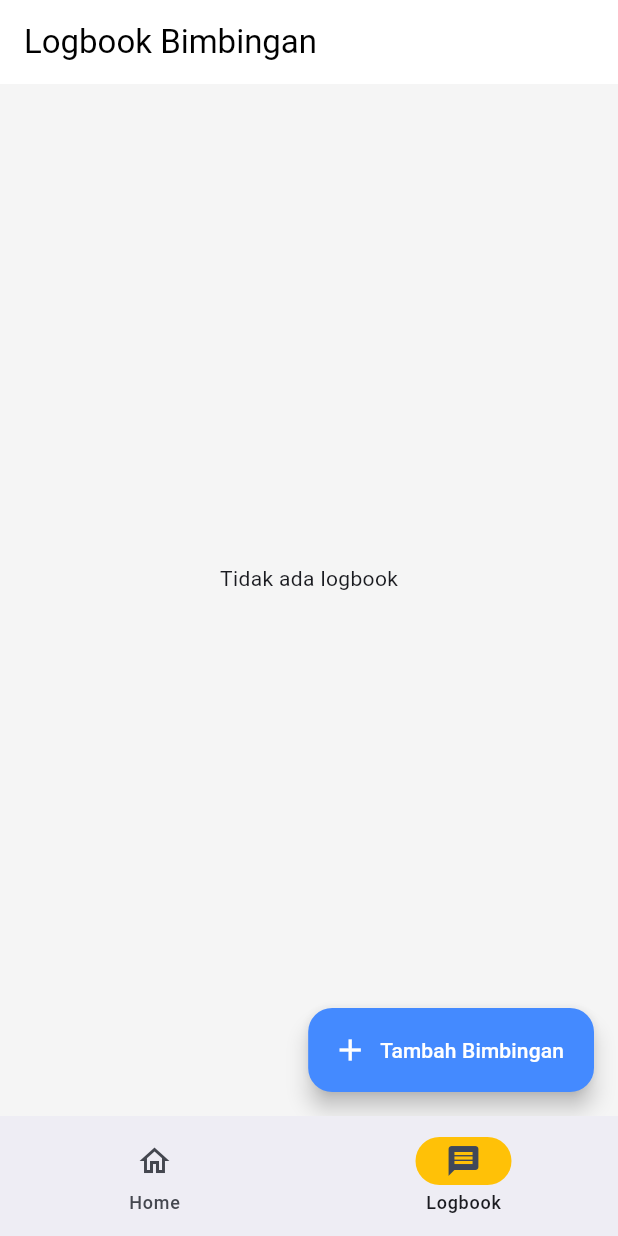
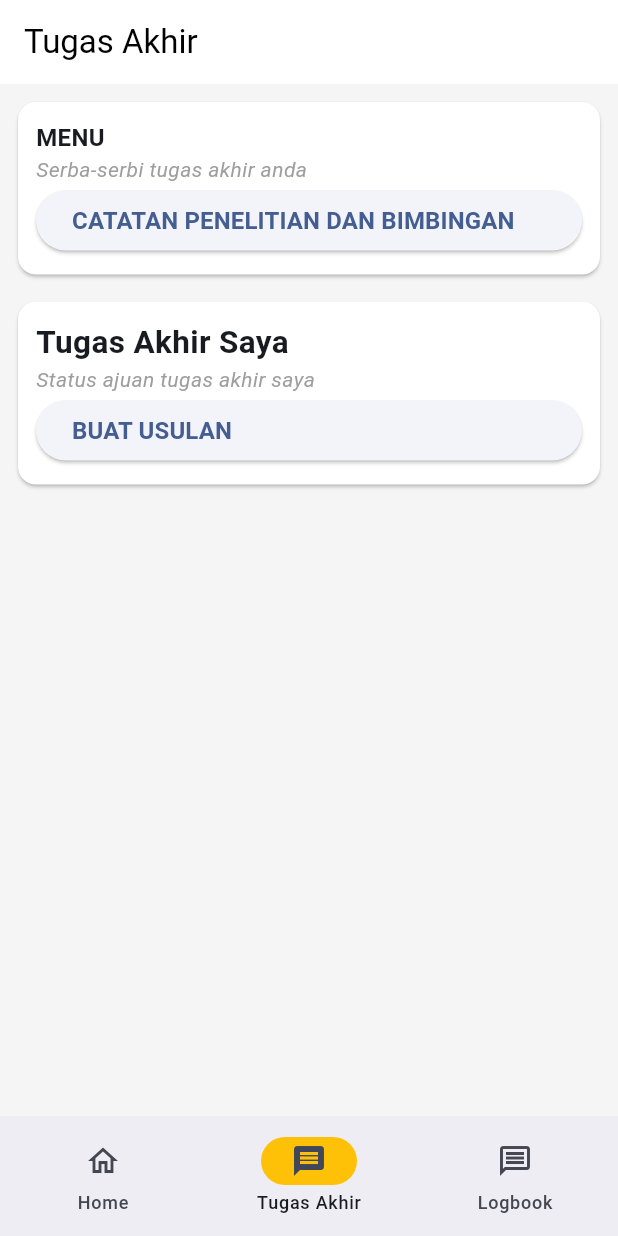
Before and after one commit to abhiramadamas/FP-PPB, a Flutter app: the screen it shows after launch, item 2 of the bottom bar chosen, on a phone screen of 412 x 824 dp. Run offline on Flutter 3.47's test engine with Material 3 defaults, Android fonts, the phone set to English and light mode, and no system bars; our stand-ins replace cloud_firestore, firebase_auth, firebase_core; missing offline and left inert: mitchkoko_firebaseauth; accounts and stored records are empty; statements that could not run were skipped.

Commit message:
Create usulan TA

```diff
--- a/lib/ui/components/main_navigation.dart
+++ b/lib/ui/components/main_navigation.dart
@@ -1,5 +1,7 @@
 import 'package:flutter/material.dart';
 import 'package:logprota/ui/views/logbook/logbook_page.dart';
+import 'package:logprota/ui/views/logbook_page.dart';
+import 'package:logprota/ui/views/tugas_akhir.dart';
 
 class MainNavigation extends StatefulWidget {
   const MainNavigation({super.key});
@@ -30,6 +32,11 @@ class _MainNavigationState extends State<MainNavigation> {
           NavigationDestination(
             selectedIcon: Icon(Icons.message),
             icon: Icon(Icons.message_outlined),
+            label: 'Tugas Akhir',
+          ),
+          NavigationDestination(
+            selectedIcon: Icon(Icons.message),
+            icon: Icon(Icons.message_outlined),
             label: 'Logbook',
           ),
         ],
@@ -46,6 +53,7 @@ class _MainNavigationState extends State<MainNavigation> {
             ),
           ),
         ),
+        const TugasAkhir(),
         const LogbookPage(),
       ][currentPageIndex],
     );
--- /dev/null
+++ b/lib/ui/views/tugas_akhir.dart
@@ -0,0 +1,149 @@
+// screen_a.dart
+import 'package:flutter/material.dart';
+import 'package:logprota/ui/views/usulan_ta.dart';
+
+class TugasAkhir extends StatefulWidget {
+  const TugasAkhir({Key? key}) : super(key: key);
+
+  @override
+  State<TugasAkhir> createState() => _TugasAkhirState();
+}
+
+class _TugasAkhirState extends State<TugasAkhir> {
+  @override
+  Widget build(BuildContext context) {
+    return Scaffold (
+      appBar: AppBar(
+        title: const Text(
+          "Tugas Akhir",
+        ),
+      ),
+      body: SingleChildScrollView(
+        child: Padding(
+          padding: const EdgeInsets.all(8.0),
+          child: Column(
+            crossAxisAlignment: CrossAxisAlignment.stretch,
+            children: [
+              Card(
+                child: Padding(
+                  padding: const EdgeInsets.all(12.0),
+                  child: Column(
+                    crossAxisAlignment: CrossAxisAlignment.start,
+                    mainAxisSize: MainAxisSize.min,
+                    children: [
+                      Text(
+                        'Menu'
+                            .toUpperCase(),
+                        style: const TextStyle(
+                          fontSize: 16.0,
+                          fontWeight: FontWeight.bold,
+                        ),
+                      ),
+                      const Text(
+                        "Serba-serbi tugas akhir anda",
+                        style: TextStyle(
+                          fontStyle: FontStyle.italic,
+                          color: Colors.grey,
+                        ),
+                      ),
+                      ElevatedButton(
+                          onPressed: () {},
+                          child: Row(
+                            crossAxisAlignment: CrossAxisAlignment.center,
+                            mainAxisSize: MainAxisSize.max,
+                            children: [
+                              Text(
+                                'Catatan Penelitian dan Bimbingan'
+                                    .toUpperCase(),
+                                style: const TextStyle(
+                                  fontSize: 16.0,
+                                  fontWeight: FontWeight.bold,
+                                ),
+                              ),
+                            ],
+                          ),
+                      )
+                    ],
+                  ),
+                ),
+              ),
+              const SizedBox(height: 10.0),
+              Card(
+                child: Padding(
+                  padding: EdgeInsets.all(12.0),
+                  child: Column(
+                    crossAxisAlignment: CrossAxisAlignment.stretch,
+                    children: [
+                      Text(
+                        "Tugas Akhir Saya",
+                        style: TextStyle(
+                            fontWeight: FontWeight.bold, fontSize: 21.0),
+                      ),
+                      const Text(
+                        "Status ajuan tugas akhir saya",
+                        style: TextStyle(
+                          fontStyle: FontStyle.italic,
+                          color: Colors.grey,
+                        ),
+                      ),
+                      ElevatedButton(
+                        onPressed: () {
+                          Navigator.push(context,
+                              MaterialPageRoute(builder: (context) => UsulanTA()));
+                        },
+                        child: Row(
+                          crossAxisAlignment: CrossAxisAlignment.center,
+                          mainAxisSize: MainAxisSize.max,
+                          children: [
+                            Text(
+                              'Buat Usulan'
+                                  .toUpperCase(),
+                              style: const TextStyle(
+                                fontSize: 16.0,
+                                fontWeight: FontWeight.bold,
+                              ),
+                            ),
+                          ],
+                        ),
+                      )
+                    ],
+                  ),
+                ),
+              ),
+            ],
+          ),
+        ),
+      ),
+      // body: Column(
+      //   mainAxisAlignment: MainAxisAlignment.start,
+      //     children: <Widget>[
+      //       Text(
+      //         "Hello to First Screen",
+      //         style: TextStyle(
+      //           fontSize: 20,
+      //         ),
+      //       ),
+      //       SizedBox(
+      //         height: 10,
+      //       ),
+      //       Center(
+      //         child: ElevatedButton(
+      //           onPressed: () {
+      //             Navigator.push(context,
+      //                 MaterialPageRoute(builder: (context) => UsulanTA()));
+      //           },
+      //           child: Text(
+      //             "First Screen",
+      //             style: TextStyle(
+      //                 fontSize: 20,
+      //                 fontWeight: FontWeight.bold
+      //             ),
+      //           ),
+      //         ),
+      //       ),
+      //     ]
+      // ),
+
+    );
+  }
+}
```
Also changed, not shown: lib/services/firestore.dart (+10 -0 lines), lib/ui/views/logbook_page.dart (+89 -89 lines), lib/ui/views/usulan_ta.dart (added, +98 -0 lines).
